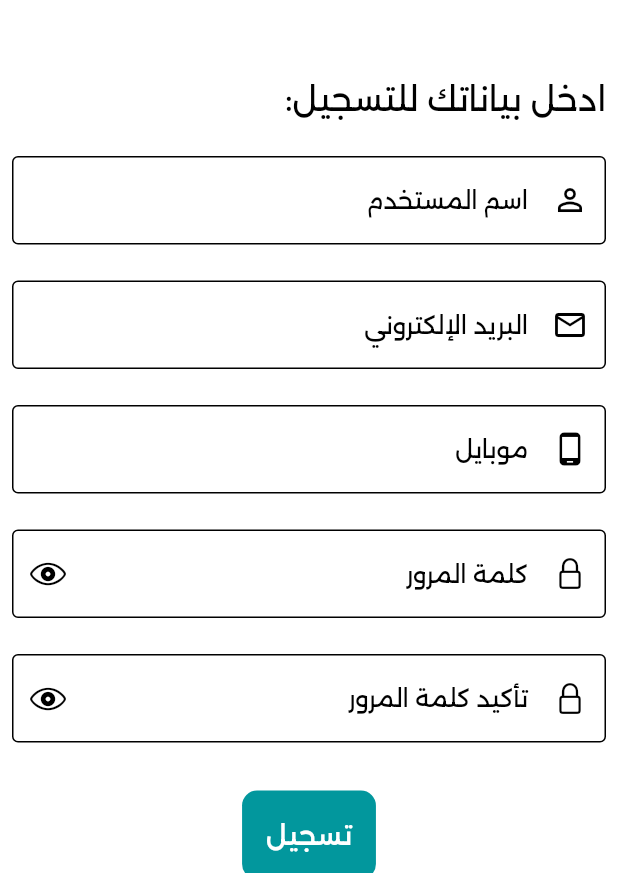
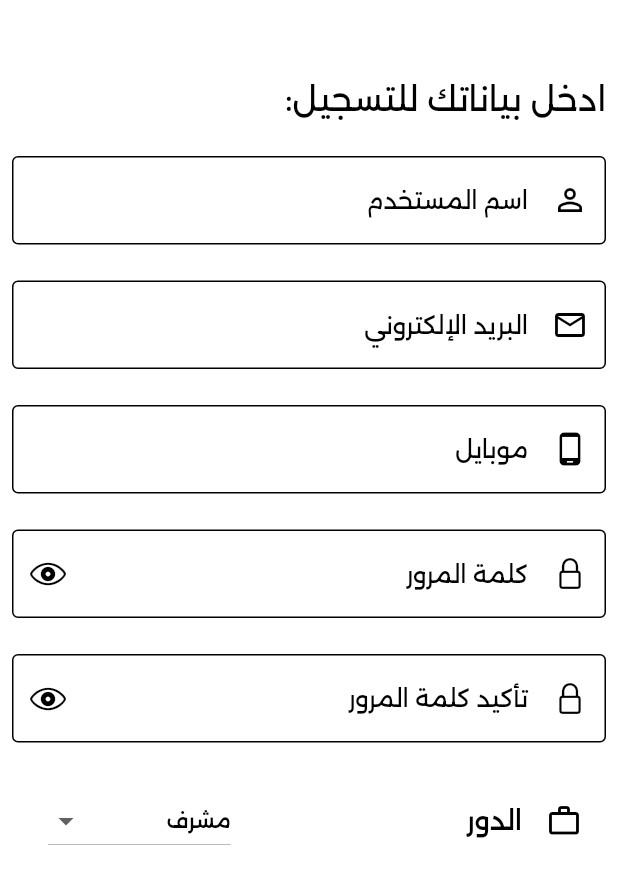
Before and after one commit to abd-Mohsen/Lelia-app, a Flutter app: the RegisterView screen opened directly, on a phone screen of 412 x 824 dp, the part 363-1236 px from its top. Run offline on Flutter 3.47's test engine with Material 3 defaults, Android fonts, the phone set to English and light mode, and no system bars; our stand-ins replace carousel_slider, dotted_border, dropdown_search, geolocator, get, get_storage and 5 more; missing offline and left inert: flutter_osm_plugin; accounts and stored records are empty; network calls fail.

Commit message:
completed register

```diff
--- a/lib/controllers/register_controller.dart
+++ b/lib/controllers/register_controller.dart
@@ -1,6 +1,7 @@
 import 'dart:async';
 import 'package:get/get.dart';
 import 'package:flutter/material.dart';
+import 'package:lelia/models/user_model.dart';
 import '../constants.dart';
 import '../services/remote_services.dart';
 
@@ -18,7 +19,7 @@ class RegisterController extends GetxController {
 
   @override
   void onInit() {
-    // TODO: implement onInit
+    getSupervisorsNames();
     super.onInit();
   }
 
@@ -27,8 +28,9 @@ class RegisterController extends GetxController {
   final password = TextEditingController();
   final rePassword = TextEditingController();
   final phone = TextEditingController();
-  int role = 3;
-  int? supervisorId; //(show if role is 3)
+  String roleINEnglish = "supervisor";
+  String selectedRole = "مشرف";
+  UserModel? selectedSupervisor; //(show if role is 3)
 
   GlobalKey<FormState> registerFormKey = GlobalKey<FormState>();
   bool buttonPressed = false;
@@ -54,22 +56,43 @@ class RegisterController extends GetxController {
     update();
   }
 
+  void setRole(String role) {
+    role == "مشرف" ? roleINEnglish = "supervisor" : roleINEnglish = "salesman";
+    selectedRole = role;
+    update();
+  }
+
+  void setSupervisor(UserModel supervisor) {
+    selectedSupervisor = supervisor;
+    update();
+  }
+
+  List<UserModel> availableSupervisors = [];
+  Future<void> getSupervisorsNames() async {
+    List<UserModel> supervisors = await RemoteServices.getSupervisors() ?? [];
+    for (UserModel supervisor in supervisors) {
+      availableSupervisors.add(supervisor);
+    }
+    update();
+  }
+
   Future register() async {
     buttonPressed = true;
     bool isValid = registerFormKey.currentState!.validate();
     if (!isValid) return;
-
     toggleLoadingRegister(true);
     try {
       bool success = (await RemoteServices.register(
         userName.text,
         email.text,
         password.text,
+        rePassword.text,
         phone.text,
-        role,
-        supervisorId,
+        roleINEnglish,
+        selectedSupervisor?.id,
       ).timeout(kTimeOutDuration));
       if (success) {
+        Get.back();
         Get.defaultDialog(
           title: "تم التسجيل",
           middleText: "الرجاء انتظار موافقة المسؤول في الشركة",
--- /dev/null
+++ b/lib/models/user_model.dart
@@ -0,0 +1,38 @@
+import 'dart:convert';
+
+List<UserModel> userModelFromJson(String str) =>
+    List<UserModel>.from(json.decode(str).map((x) => UserModel.fromJson(x)));
+
+String userModelToJson(List<UserModel> data) => json.encode(List<dynamic>.from(data.map((x) => x.toJson())));
+
+class UserModel {
+  final int id;
+  final String userName;
+  final String email;
+  final String phone;
+  final UserModel? supervisor;
+
+  UserModel({
+    required this.id,
+    required this.userName,
+    required this.email,
+    required this.phone,
+    required this.supervisor,
+  });
+
+  factory UserModel.fromJson(Map<String, dynamic> json) => UserModel(
+        id: json["id"],
+        userName: json["user_name"],
+        email: json["email"],
+        phone: json["phone"],
+        supervisor: json["supervisor"] != null ? UserModel.fromJson(json["supervisor"]) : null,
+      );
+
+  Map<String, dynamic> toJson() => {
+        "id": id,
+        "user_name": userName,
+        "email": email,
+        "phone": phone,
+        "supervisor": supervisor!.toJson(),
+      };
+}
--- a/lib/services/remote_services.dart
+++ b/lib/services/remote_services.dart
@@ -1,12 +1,22 @@
+import 'dart:convert';
+
+import 'package:get/get.dart';
 import 'package:get_storage/get_storage.dart';
 import 'package:http/http.dart' as http;
+import 'package:lelia/models/user_model.dart';
 import '../constants.dart';
 
 class RemoteServices {
   static final String _hostIP = "$kHostIP/api";
-  static final GetStorage _getStorage = GetStorage();
+  static String get token => GetStorage().read("token");
   static Map<String, String> headers = {
     "Accept": "Application/json",
+    'Content-Type': 'application/json',
+  };
+  static Map<String, String> headersAuth = {
+    "Accept": "Application/json",
+    "Auth": "Bearer $token",
+    'Content-Type': 'application/json',
   };
 
   static var client = http.Client();
@@ -15,10 +25,43 @@ class RemoteServices {
     String userName,
     String email,
     String password,
+    String passwordConfirmation,
     String phone,
-    int role,
+    String role,
     int? supervisorId,
   ) async {
-    return true;
+    var response = await client.post(
+      Uri.parse("$_hostIP/register"),
+      headers: headers,
+      body: jsonEncode({
+        "name": userName,
+        "email": email,
+        "password": password,
+        "password_confirmation": passwordConfirmation,
+        "role": role,
+        "phone": phone,
+        "supervisor_id": supervisorId,
+      }),
+    );
+    if (response.statusCode == 200 || response.statusCode == 201) {
+      return true;
+    }
+    Get.defaultDialog(
+      title: "خطأ",
+      middleText: jsonDecode(response.body)["message"],
+    );
+    return false;
+  }
+
+  static Future<List<UserModel>?> getSupervisors() async {
+    var response = await client.get(
+      Uri.parse("$_hostIP/users/supervisors"),
+      headers: headers,
+    );
+    if (response.statusCode == 200) {
+      return userModelFromJson(response.body);
+    }
+    print(response.body);
+    return null;
   }
 }
--- /dev/null
+++ b/lib/views/components/auth_dropdown.dart
@@ -0,0 +1,57 @@
+import 'package:flutter/material.dart';
+
+class AuthDropdown extends StatelessWidget {
+  const AuthDropdown({
+    super.key,
+    required this.icon,
+    required this.title,
+    required this.items,
+    required this.onSelect,
+    required this.selectedValue,
+  });
+
+  final IconData icon;
+  final String title;
+  final String selectedValue;
+  final List<String> items;
+  final void Function(String?) onSelect;
+
+  @override
+  Widget build(BuildContext context) {
+    ColorScheme cs = Theme.of(context).colorScheme;
+    TextTheme tt = Theme.of(context).textTheme;
+    return Padding(
+      padding: const EdgeInsets.all(8),
+      child: ListTile(
+        leading: Icon(
+          icon,
+          color: cs.onBackground,
+        ),
+        title: Text(
+          title,
+          style: tt.titleMedium!.copyWith(color: cs.onBackground),
+        ),
+        trailing: DropdownButton<String>(
+          value: selectedValue,
+          items: items
+              .map(
+                (item) => DropdownMenuItem<String>(
+                  value: item,
+                  child: Text(
+                    item,
+                    style: tt.titleSmall!.copyWith(overflow: TextOverflow.ellipsis, color: cs.onSurface),
+                  ),
+                ),
+              )
+              .toList(),
+          onChanged: onSelect,
+          style: tt.titleLarge!.copyWith(color: cs.onSurface),
+        ),
+        // shape: RoundedRectangleBorder(
+        //   side: BorderSide(width: 1, color: cs.onBackground.withOpacity(0.6)),
+        //   borderRadius: BorderRadius.circular(5),
+        // ),
+      ),
+    );
+  }
+}
--- a/lib/views/register_view.dart
+++ b/lib/views/register_view.dart
@@ -1,8 +1,12 @@
+import 'package:dropdown_search/dropdown_search.dart';
 import 'package:flutter/cupertino.dart';
 import 'package:flutter/material.dart';
 import 'package:get/get.dart';
 import 'package:lelia/controllers/register_controller.dart';
+import 'package:lelia/models/user_model.dart';
+import 'package:lelia/views/components/auth_dropdown.dart';
 import 'package:lelia/views/components/auth_field.dart';
+import 'package:lelia/views/components/custom_dropdown.dart';
 
 import 'components/custom_field.dart';
 
@@ -143,6 +147,63 @@ class RegisterView extends StatelessWidget {
                   ),
                 ),
                 const SizedBox(height: 8),
+                GetBuilder<RegisterController>(builder: (con) {
+                  return AuthDropdown(
+                    icon: Icons.work_outline,
+                    title: "الدور",
+                    items: ["مندوب مبيعات", "مشرف"],
+                    onSelect: (String? newVal) {
+                      con.setRole(newVal!);
+                    },
+                    selectedValue: con.selectedRole,
+                  );
+                }),
+                GetBuilder<RegisterController>(builder: (con) {
+                  return Visibility(
+                    visible: con.roleINEnglish == "salesman",
+                    child: Padding(
+                      padding: const EdgeInsets.symmetric(vertical: 8, horizontal: 24),
+                      child: DropdownSearch<UserModel>(
+                        validator: (user) {
+                          if (user == null && con.roleINEnglish == "salesman") return "الرجاء اختيار مشرف";
+                          return null;
+                        },
+                        popupProps: PopupProps.menu(
+                          showSearchBox: true,
+                          searchFieldProps: TextFieldProps(
+                            decoration: InputDecoration(
+                              fillColor: Colors.white70,
+                              hintText: "اسم المشرف",
+                              prefix: Padding(
+                                padding: const EdgeInsets.all(4),
+                                child: Icon(Icons.search, color: cs.onSurface),
+                              ),
+                            ),
+                          ),
+                        ),
+                        dropdownDecoratorProps: DropDownDecoratorProps(
+                          dropdownSearchDecoration: InputDecoration(
+                            labelText: "المشرف".tr,
+                            labelStyle: tt.titleMedium!.copyWith(color: cs.onBackground),
+                            hintText: "اختر اسم المشرف".tr,
+                            icon: Icon(
+                              Icons.supervisor_account_outlined,
+                              color: cs.onBackground,
+                            ),
+                          ),
+                        ),
+                        items: con.availableSupervisors,
+                        itemAsString: (UserModel user) => user.userName,
+                        onChanged: (UserModel? user) async {
+                          con.setSupervisor(user!);
+                          await Future.delayed(Duration(milliseconds: 1000));
+                          if (con.buttonPressed) con.registerFormKey.currentState!.validate();
+                        },
+                        //enabled: !con.enabled,
+                      ),
+                    ),
+                  );
+                }),
                 GetBuilder<RegisterController>(
                   builder: (con) => Center(
                     child: GestureDetector(
--- a/pubspec.yaml
+++ b/pubspec.yaml
@@ -29,6 +29,8 @@ dependencies:
   otp_text_field: ^1.1.3
   timer_count_down: ^2.2.2
   http: any
+  dropdown_search: ^5.0.6
+
 
 
 dev_dependencies:
```
Also changed, not shown: lib/views/login_view.dart (+14 -5 lines), lib/views/otp_view.dart (added, +110 -0 lines), pubspec.lock.
